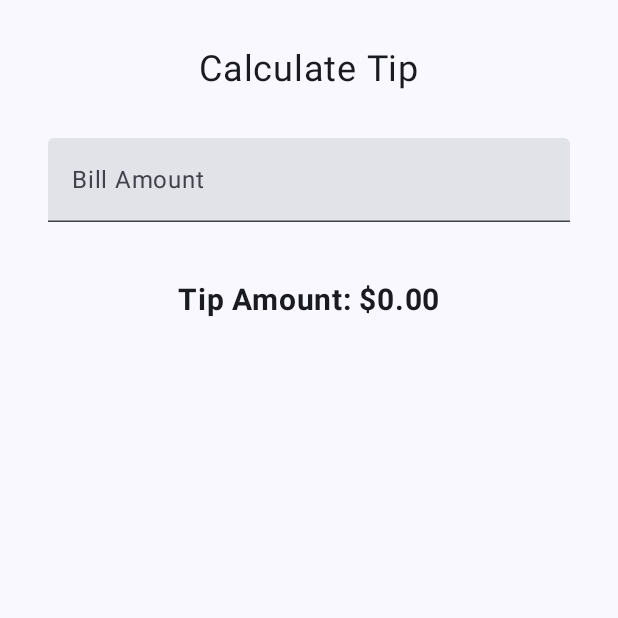
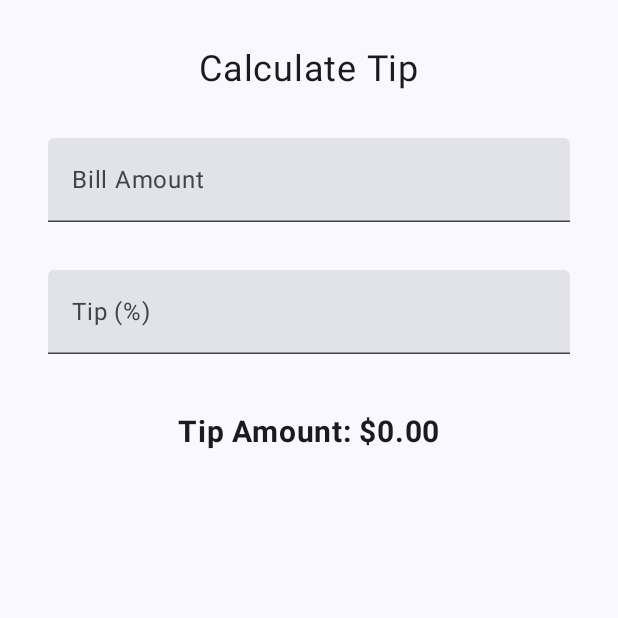
Before and after one commit to Sampurn44/Tipcalculator, an Android app built with Jetpack Compose: the screen it shows after launch (MainActivity), on a phone screen of 412 x 824 dp, the top half of it. Run offline under Robolectric (Android 15) with nearby library versions, the phone set to English and light mode, and no system bars.

Commit message:
Custom Tip Feature

```diff
--- a/app/src/main/java/com/example/tipcalculator/MainActivity.kt
+++ b/app/src/main/java/com/example/tipcalculator/MainActivity.kt
@@ -3,10 +3,10 @@ package com.example.tipcalculator
 import android.os.Bundle
 import androidx.activity.ComponentActivity
 import androidx.activity.compose.setContent
+import androidx.annotation.StringRes
 import androidx.compose.foundation.layout.Arrangement
 import androidx.compose.foundation.layout.Column
 import androidx.compose.foundation.layout.Spacer
-import androidx.compose.foundation.layout.fillMaxHeight
 import androidx.compose.foundation.layout.fillMaxSize
 import androidx.compose.foundation.layout.fillMaxWidth
 import androidx.compose.foundation.layout.height
@@ -22,10 +22,8 @@ import androidx.compose.runtime.getValue
 import androidx.compose.runtime.mutableStateOf
 import androidx.compose.runtime.remember
 import androidx.compose.runtime.setValue
-import androidx.compose.runtime.structuralEqualityPolicy
 import androidx.compose.ui.Alignment
 import androidx.compose.ui.Modifier
-import androidx.compose.ui.node.modifierElementOf
 import androidx.compose.ui.res.stringResource
 import androidx.compose.ui.text.font.FontWeight
 import androidx.compose.ui.text.input.KeyboardType
@@ -56,7 +54,9 @@ class MainActivity : ComponentActivity() {
 fun TipTimeScreen(){
     var amountInput by remember { mutableStateOf("") }
     val amount= amountInput.toDoubleOrNull()?:0.0
-    val tip = CalculateTip(amount)
+    var tipInput by remember { mutableStateOf("") }
+    val tipPercentage= tipInput.toDoubleOrNull()?:0.0
+    val tip = CalculateTip(amount,tipPercentage)
 
     Column(modifier = Modifier.padding(32.dp), verticalArrangement = Arrangement.spacedBy(8.dp) ) {
         Text(
@@ -65,7 +65,9 @@ fun TipTimeScreen(){
             modifier= Modifier.align(Alignment.CenterHorizontally)
         )
         Spacer(modifier = Modifier.height(16.dp))
-        EditNumber(value=amountInput, onValueChange = {amountInput=it})
+        EditNumber(label=R.string.bill_amount, value=amountInput, onValueChange = {amountInput=it})
+        Spacer(modifier = Modifier.height(16.dp))
+        EditNumber(label=R.string.how_service, value=tipInput, onValueChange = {tipInput=it})
         Spacer(modifier = Modifier.height(24.dp))
         Text(
             text = stringResource(id=R.string.tip_amount,tip),
@@ -78,13 +80,13 @@ fun TipTimeScreen(){
 
 @OptIn(ExperimentalMaterial3Api::class)
 @Composable
-fun EditNumber(value: String, onValueChange:(String)-> Unit){
+fun EditNumber(@StringRes label: Int, value: String, onValueChange:(String)-> Unit,modifier: Modifier=Modifier ){
 
     TextField(
         value = value,
         onValueChange =onValueChange,
         label = { Text(
-            text = stringResource(id = R.string.bill_amount),
+            text = stringResource(id = label),
             modifier = Modifier.fillMaxWidth() )},
         keyboardOptions = KeyboardOptions(keyboardType = KeyboardType.Number),
         singleLine = true
--- a/app/src/main/res/values/strings.xml
+++ b/app/src/main/res/values/strings.xml
@@ -3,5 +3,6 @@
     <string name="bill_amount">Bill Amount</string>
     <string name="calculate_tip">Calculate Tip</string>
     <string name="tip_amount">Tip Amount: %s</string>
-
+    <string name="how_service">Tip (%)</string>
+    <string name="round_up">Round up tip?</string>
 </resources>
```
